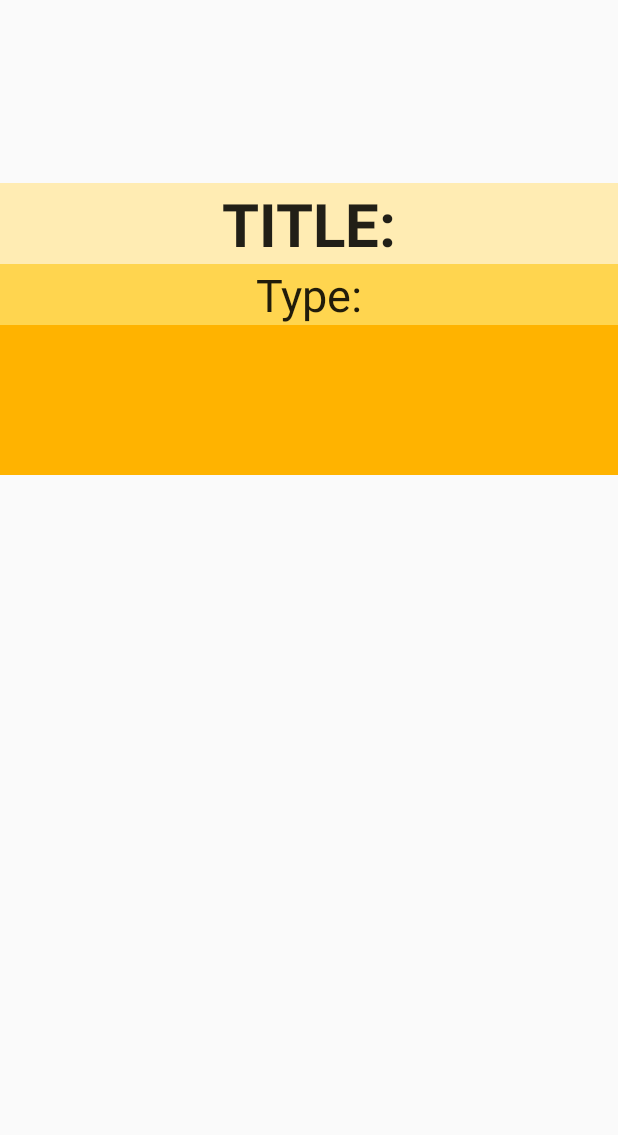
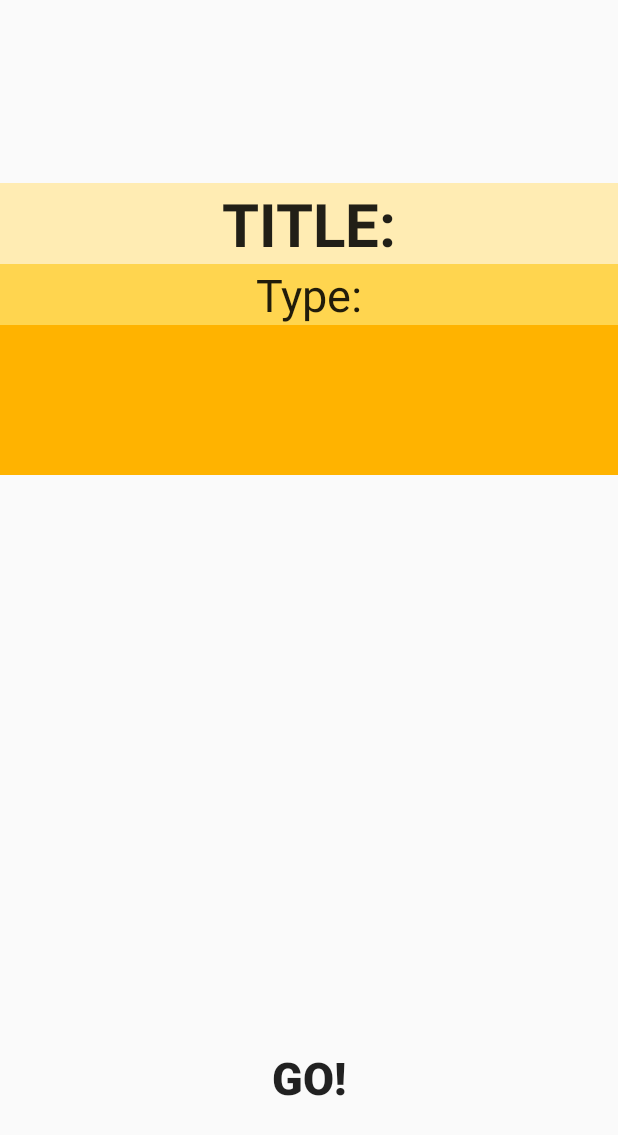
Before and after one commit to royjacobson/hermes, an Android app: the layout activity_oneoption.xml on its own in the app's theme, with its tools: preview values and no code run, on a phone screen of 412 x 824 dp. Shown: the top 1135 px of the screen. Run offline under Robolectric (Android 15) with nearby library versions, the light colour scheme and no system bars.

Commit message:
Buttons!
added buttons to final pages

```diff
--- a/HermesAPK/app/src/main/res/layout/activity_oneoption.xml
+++ b/HermesAPK/app/src/main/res/layout/activity_oneoption.xml
@@ -2,7 +2,9 @@
 <RelativeLayout xmlns:android="http://schemas.android.com/apk/res/android"
     android:orientation="vertical" android:layout_width="match_parent"
     android:layout_height="match_parent"
-    android:weightSum="1">
+    android:weightSum="1"
+    android:clickable="false"
+    android:background="@android:color/transparent">
 
     <TextView
         android:layout_width="wrap_content"
@@ -45,4 +47,16 @@
         android:layout_alignParentRight="true"
         android:layout_alignParentEnd="true"
         android:background="#ffb300" />
+
+    <Button
+        android:layout_width="wrap_content"
+        android:layout_height="wrap_content"
+        android:text="GO!"
+        android:id="@+id/button"
+        android:layout_alignParentBottom="true"
+        android:layout_centerHorizontal="true"
+        android:layout_marginBottom="81dp"
+        android:textStyle="bold"
+        android:textSize="30dp"
+        android:background="@android:color/transparent" />
 </RelativeLayout>
```
Also changed, not shown: HermesAPK/app/src/main/res/layout/activity_filmandtheatre.xml (+12 -0 lines), HermesAPK/app/src/main/res/layout/activity_twoption.xml (+12 -0 lines).
